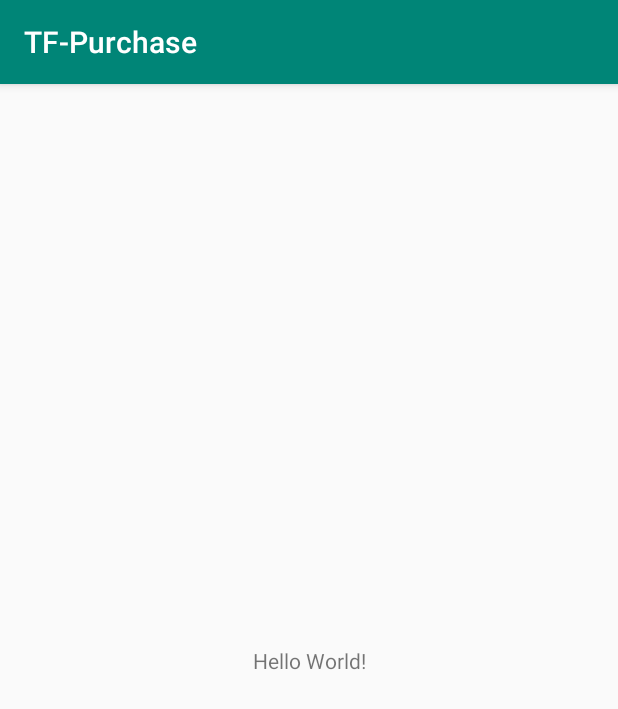
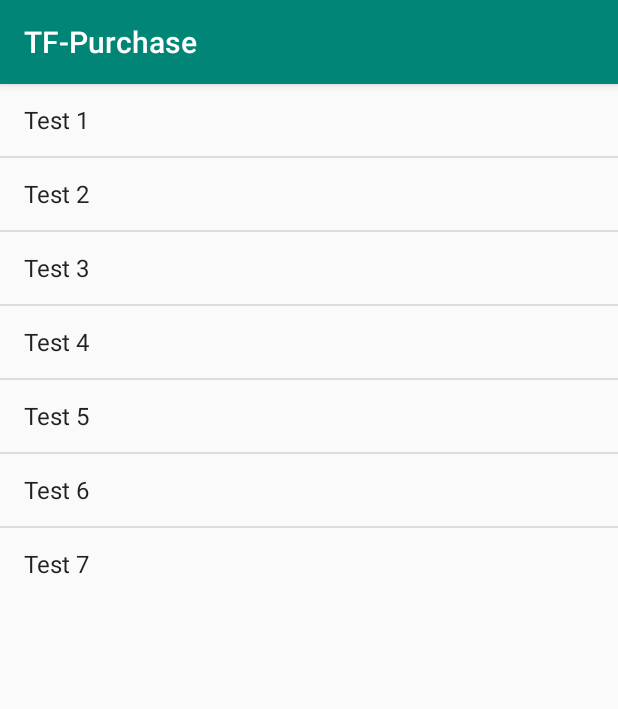
Before and after one commit to fwelschen/tf-purchase, an Android app: the screen it shows after launch (MainActivity), on a phone screen of 412 x 824 dp. Shown: the top 709 px of the screen. Run offline under Robolectric (Android 15) with nearby library versions, the phone set to English and light mode, and no system bars.

Commit message:
Create List View with activity

```diff
--- a/app/src/main/AndroidManifest.xml
+++ b/app/src/main/AndroidManifest.xml
@@ -16,6 +16,8 @@
                 <category android:name="android.intent.category.LAUNCHER" />
             </intent-filter>
         </activity>
+        <activity android:name=".ListItemDetail">
+        </activity>
     </application>
 
 </manifest>
--- a/app/src/main/java/trocafone/tf_purchase/MainActivity.java
+++ b/app/src/main/java/trocafone/tf_purchase/MainActivity.java
@@ -1,13 +1,34 @@
 package trocafone.tf_purchase;
 
+import android.content.Intent;
 import android.support.v7.app.AppCompatActivity;
 import android.os.Bundle;
+import android.util.Log;
+import android.view.View;
+import android.widget.AdapterView;
+import android.widget.ListView;
 
-public class MainActivity extends AppCompatActivity {
+public class MainActivity extends AppCompatActivity implements AdapterView.OnItemClickListener {
 
     @Override
     protected void onCreate(Bundle savedInstanceState) {
         super.onCreate(savedInstanceState);
         setContentView(R.layout.activity_main);
+
+
+        //* *EDIT* *
+        ListView listview = (ListView) findViewById(R.id.mainList);
+        listview.setOnItemClickListener(this);
+    }
+
+    public void onItemClick(AdapterView<?> l, View v, int position, long id) {
+        Log.i("HelloListView", "You clicked Item: " + id + " at position:" + position);
+        // Then you start a new Activity via Intent
+        Intent intent = new Intent();
+        intent.setClass(this, ListItemDetail.class);
+        intent.putExtra("position", position);
+        // Or / And
+        intent.putExtra("id", id);
+        startActivity(intent);
     }
 }
--- a/app/src/main/res/layout/activity_main.xml
+++ b/app/src/main/res/layout/activity_main.xml
@@ -6,13 +6,14 @@
     android:layout_height="match_parent"
     tools:context=".MainActivity">
 
-    <TextView
-        android:layout_width="wrap_content"
+    <ListView
+        android:id="@+id/mainList"
+        android:layout_width="match_parent"
         android:layout_height="wrap_content"
-        android:text="Hello World!"
-        app:layout_constraintBottom_toBottomOf="parent"
-        app:layout_constraintLeft_toLeftOf="parent"
-        app:layout_constraintRight_toRightOf="parent"
-        app:layout_constraintTop_toTopOf="parent" />
+        android:layout_alignParentLeft="true"
+        android:layout_alignParentTop="true"
+        android:entries="@array/sections" >
+
+    </ListView>
 
 </android.support.constraint.ConstraintLayout>
--- /dev/null
+++ b/app/src/main/res/values/array.xml
@@ -0,0 +1,12 @@
+<?xml version="1.0" encoding="utf-8"?>
+<resources>
+    <string-array name="sections">
+        <item >Test 1</item>
+        <item >Test 2</item>
+        <item >Test 3</item>
+        <item >Test 4</item>
+        <item >Test 5</item>
+        <item >Test 6</item>
+        <item >Test 7</item>
+    </string-array>
+</resources>
```
Also changed, not shown: app/src/main/java/trocafone/tf_purchase/ListItemDetail.java (added, +27 -0 lines), app/src/main/res/layout/activity_listitem.xml (added, +12 -0 lines).
